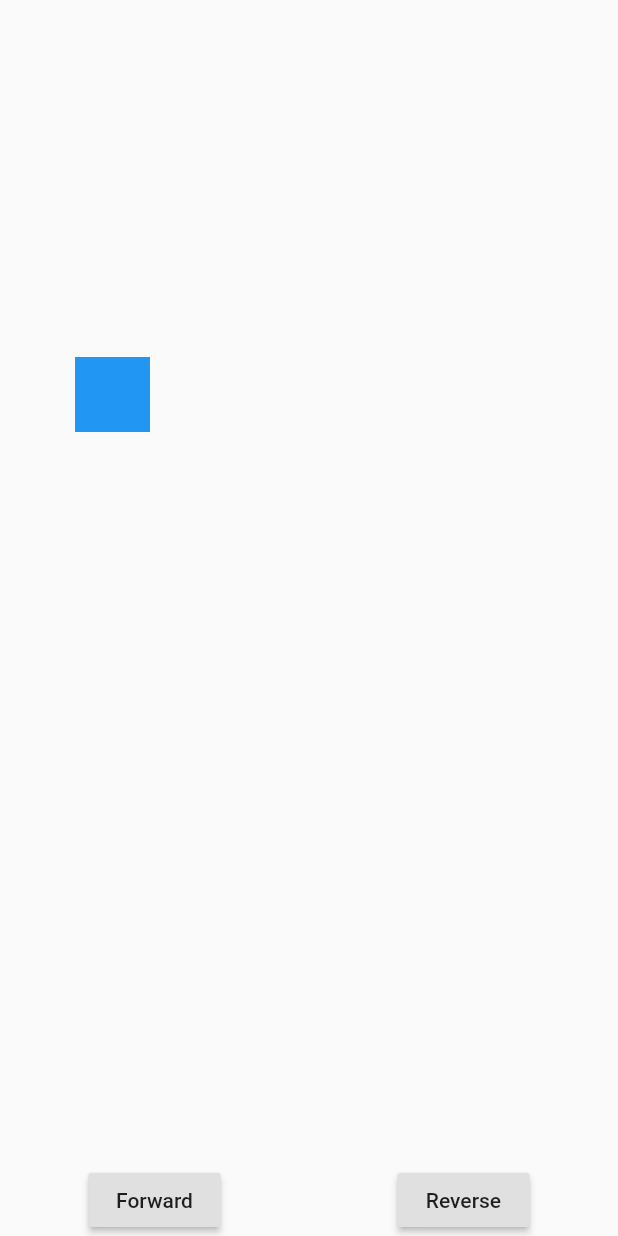
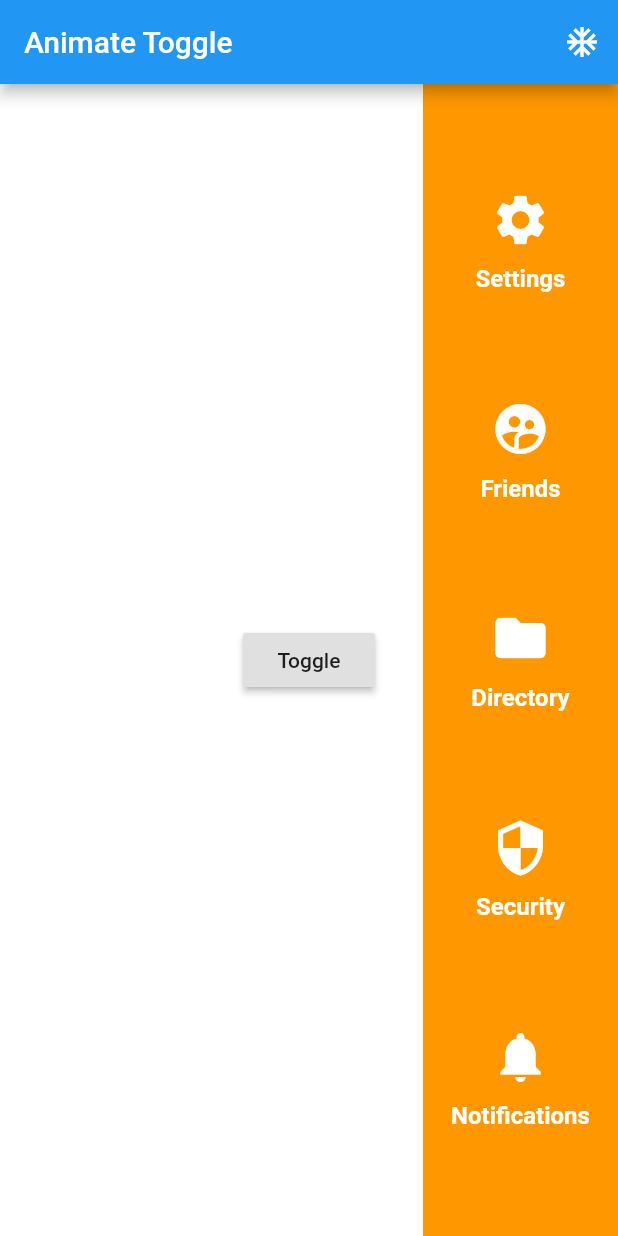
Before and after one commit to akku-akki/animations, a Flutter app: the screen it shows after launch, on a phone screen of 412 x 824 dp. Run offline on Flutter 3.47's test engine with Material 2 defaults, Android fonts, the phone set to English and light mode, and no system bars.

Commit message:
code for tutorial

```diff
--- a/lib/main.dart
+++ b/lib/main.dart
@@ -1,176 +1,209 @@
 import 'package:flutter/material.dart';
-import 'package:flutter/scheduler.dart' show timeDilation;
-import 'dart:math' as math;
 
-void main() => runApp(MyApp());
+void main() => runApp(new MyApp());
 
-class MyApp extends StatefulWidget {
+class MyApp extends StatelessWidget {
   @override
-  MyAppState createState() => MyAppState();
+  Widget build(BuildContext context) {
+    return new MaterialApp(
+      title: 'Flutter Demo',
+      theme: new ThemeData(
+        primarySwatch: Colors.blue,
+      ),
+      home: new MyHomePage(),
+    );
+  }
 }
 
-class MyAppState extends State<MyApp> with SingleTickerProviderStateMixin {
-  AnimationController _controller;
+enum CurrentAnimationState { CLOSED, OPENING, OPEN, CLOSING }
+
+class MyHomePage extends StatefulWidget {
+  @override
+  _MyHomePageState createState() => _MyHomePageState();
+}
+
+class _MyHomePageState extends State<MyHomePage>
+    with SingleTickerProviderStateMixin {
+  AnimationController _animatedController;
+  CurrentAnimationState _state;
 
   @override
   void initState() {
+    _state = CurrentAnimationState.CLOSED;
+    _animatedController = AnimationController(
+        vsync: this, duration: const Duration(milliseconds: 300))
+      ..addStatusListener((status) {
+        switch (status) {
+          case AnimationStatus.forward:
+            _state = CurrentAnimationState.OPENING;
+            break;
+          case AnimationStatus.completed:
+            _state = CurrentAnimationState.OPEN;
+            break;
+          case AnimationStatus.reverse:
+            _state = CurrentAnimationState.CLOSING;
+            break;
+          case AnimationStatus.dismissed:
+            _state = CurrentAnimationState.CLOSED;
+            break;
+        }
+      });
     super.initState();
-    _controller = AnimationController(
-      duration: Duration(seconds: 2),
-      vsync: this,
+  }
+
+  void toggle() {
+    if (_state == CurrentAnimationState.CLOSED) {
+      _animatedController.forward();
+      _state = CurrentAnimationState.OPENING;
+    } else if (_state == CurrentAnimationState.OPEN) {
+      _animatedController.reverse();
+      _state = CurrentAnimationState.CLOSING;
+    } else {
+      _animatedController.reverse();
+    }
+  }
+
+  @override
+  Widget build(BuildContext context) {
+    return Scaffold(
+      backgroundColor: Colors.white,
+      appBar: AppBar(
+        actions: [
+          IconButton(icon: Icon(Icons.ac_unit), onPressed: toggle )
+        ],
+        title: Text("Animate Toggle"),
+      ),
+      body: Stack(
+        children: [
+          Center(
+            child: RaisedButton(
+              onPressed: () {
+                toggle();
+              },
+              child: Text("Toggle"),
+            ),
+          ),
+
+          // translation:  METHOD ONE
+
+          Align(
+              alignment: Alignment.centerRight,
+              child: AnimatedBuilder(
+                animation: _animatedController,
+                builder: (context, child) {
+                  print(_animatedController.value);
+                  return FractionalTranslation(
+                    translation: Offset(1.0 - _animatedController.value, 0.0),
+                    child: child,
+                  );
+                },
+                child: Container(
+                  width: 130,
+                  height: double.infinity,
+                  color: Colors.orange,
+                  child: buildColumn(),
+                ),
+              )),
+
+          //  METHOD TWO
+
+          Align(
+            alignment: Alignment.centerRight,
+            child: AnimatedBuilder(
+              animation: _animatedController,
+              builder: (context, child) {
+                print(_animatedController.value);
+                return Transform.translate(
+                  offset: Offset(_animatedController.value * 150, 0.0),
+                  child: child,
+                );
+              },
+              child: Container(
+                width: 130,
+                color: Colors.orange,
+                child: buildColumn(),
+              ),
+            ),
+          )
+        ],
+      ),
+    );
+  }
+
+  Column buildColumn() {
+    return Column(
+      mainAxisAlignment: MainAxisAlignment.spaceEvenly,
+      children: [
+        BuildListButtons(
+          icon: Icons.settings,
+          txt: "Settings",
+          fun: () => _animatedController.reverse(),
+        ),
+        BuildListButtons(
+          icon: Icons.supervised_user_circle,
+          txt: "Friends",
+          fun: () => _animatedController.reverse(),
+        ),
+        BuildListButtons(
+          icon: Icons.folder,
+          txt: "Directory",
+          fun: () => _animatedController.reverse(),
+        ),
+        BuildListButtons(
+          icon: Icons.security,
+          txt: "Security",
+          fun: () => _animatedController.reverse(),
+        ),
+        BuildListButtons(
+          icon: Icons.notifications,
+          txt: "Notifications",
+          fun: () => _animatedController.reverse(),
+        ),
+      ],
     );
   }
 
   @override
   void dispose() {
-    _controller.dispose();
+    _animatedController.dispose();
     super.dispose();
   }
+}
+
+class BuildListButtons extends StatelessWidget {
+  const BuildListButtons({
+    Key key,
+    this.icon,
+    this.txt,
+    this.fun,
+  }) : super(key: key);
+
+  final IconData icon;
+  final String txt;
+  final VoidCallback fun;
 
   @override
   Widget build(BuildContext context) {
-    return MaterialApp(
-      home: Scaffold(
-        body: Column(
-          children: [
-            Spacer(),
-            Container(
-              width: double.infinity,
-              height: 300,
-              child: AnimatedBox(
-                animatedController: _controller,
-              ),
-            ),
-            Spacer(),
-            Row(
-              mainAxisAlignment: MainAxisAlignment.spaceAround,
-              children: [
-                RaisedButton(
-                  onPressed: () => _controller.forward(),
-                  child: Text('Forward'),
-                ),
-                RaisedButton(
-                  onPressed: () => _controller.reverse(),
-                  child: Text('Reverse'),
-                )
-              ],
-            )
-          ],
-        ),
+    return GestureDetector(
+      onTap: fun,
+      child: Column(
+        mainAxisSize: MainAxisSize.min,
+        children: [
+          Icon(
+            icon,
+            color: Colors.white,
+            size: 40,
+          ),
+          const SizedBox(
+            height: 10,
+          ),
+          Text(
+            txt,
+            style: TextStyle(
+                color: Colors.white, fontWeight: FontWeight.bold, fontSize: 16),
+          )
+        ],
       ),
     );
   }
 }
-
-class AnimatedBox extends StatelessWidget {
-  AnimatedBox({Key key, this.animatedController})
-      : animatePadding = EdgeInsetsTween(
-          begin: EdgeInsets.all(0),
-          end: EdgeInsets.only(top: 100.0, left: 10.0),
-        ).animate(
-          CurvedAnimation(
-            parent: animatedController,
-            curve: Interval(
-              0.2,
-              0.4,
-              curve: Curves.fastOutSlowIn,
-            ),
-          ),
-        ),
-        rotate = Tween<double>(
-          begin: 0.0,
-          end: math.pi * 2,
-        ).animate(CurvedAnimation(
-            parent: animatedController,
-            curve: Interval(
-              0.0,
-              0.3,
-              curve: Curves.ease,
-            ))),
-        animateWidth = Tween<double>(
-          begin: 50.0,
-          end: 200.0,
-        ).animate(
-          CurvedAnimation(
-            parent: animatedController,
-            curve: Interval(
-              0.4,
-              0.6,
-              curve: Curves.fastOutSlowIn,
-            ),
-          ),
-        ),
-        animateHeight = Tween<double>(
-          begin: 50.0,
-          end: 200.0,
-        ).animate(
-          CurvedAnimation(
-            parent: animatedController,
-            curve: Interval(
-              0.4,
-              0.6,
-              curve: Curves.easeOutSine,
-            ),
-          ),
-        ),
-        animateRadius = BorderRadiusTween(
-          begin: BorderRadius.circular(0.0),
-          end: BorderRadius.circular(50.0),
-        ).animate(
-          CurvedAnimation(
-            parent: animatedController,
-            curve: Interval(
-              0.1,
-              0.5,
-              curve: Curves.ease,
-            ),
-          ),
-        ),
-        animateColor = ColorTween(begin: Colors.blue, end: Colors.yellow)
-            .animate(CurvedAnimation(
-                parent: animatedController,
-                curve: Interval(
-                  0.0,
-                  1.0,
-                  curve: Curves.linear,
-                ))),
-        super(key: key);
-
-  final AnimationController animatedController;
-  final Animation<double> rotate;
-  final Animation<EdgeInsets> animatePadding;
-  final Animation<BorderRadius> animateRadius;
-  final Animation<double> animateWidth;
-  final Animation<double> animateHeight;
-  final Animation<Color> animateColor;
-
-  @override
-  Widget build(BuildContext context) {
-    timeDilation = 2.0;
-    return AnimatedBuilder(
-      animation: animatedController,
-      builder: (BuildContext context, Widget child) {
-        return Stack(
-          children: [
-            Positioned(
-              left: animateHeight.value,
-              child: new Container(
-                alignment: Alignment.center,
-                padding: animatePadding.value,
-                transform: Matrix4.identity()..rotateZ(rotate.value),
-                child: Container(
-                  width: animateWidth.value,
-                  height: animateHeight.value,
-                  decoration: BoxDecoration(
-                    color: animateColor.value,
-                    borderRadius: animateRadius.value,
-                  ),
-                ),
-              ),
-            ),
-          ],
-        );
-      },
-    );
-  }
-}
```
